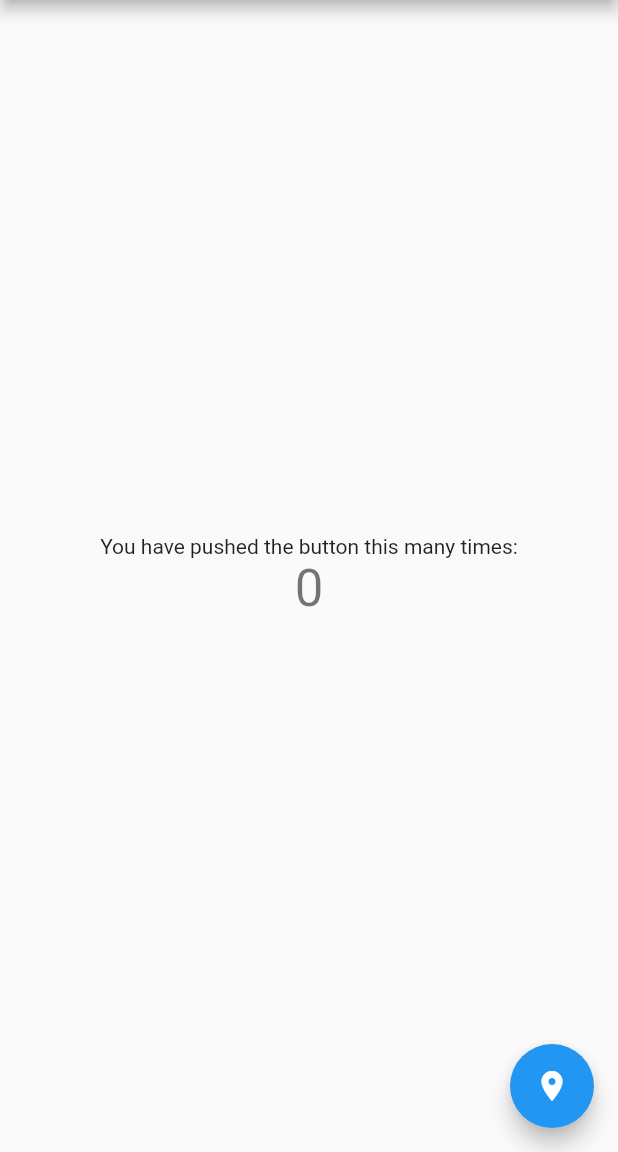
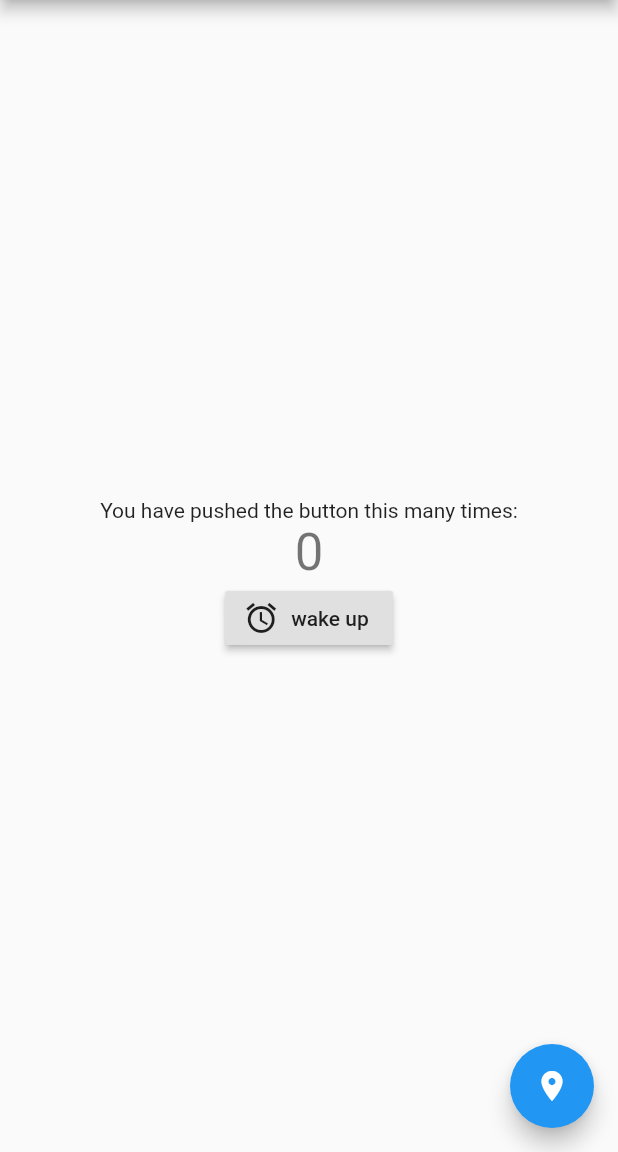
Before and after one commit to UtkarshA135/ctrlaltzen, a Flutter app: the screen it shows after launch, on a phone screen of 412 x 824 dp, the part 84-1236 px from its top. Run offline on Flutter 3.47's test engine with Material 2 defaults, Android fonts, the phone set to English and light mode, and no system bars.

Commit message:
Added alarm

```diff
--- a/ctrlaltzen-master/lib/main.dart
+++ b/ctrlaltzen-master/lib/main.dart
@@ -98,6 +98,7 @@ class _MyHomePageState extends State<MyHomePage> {
               '$_counter',
               style: Theme.of(context).textTheme.display1,
             ),
+            RaisedButton.icon(onPressed: (){}, icon: Icon(Icons.access_alarm), label: Text("wake up") ),
           ],
         ),
       ),
```
Also changed, not shown: ctrlaltzen-master/pubspec.lock.
